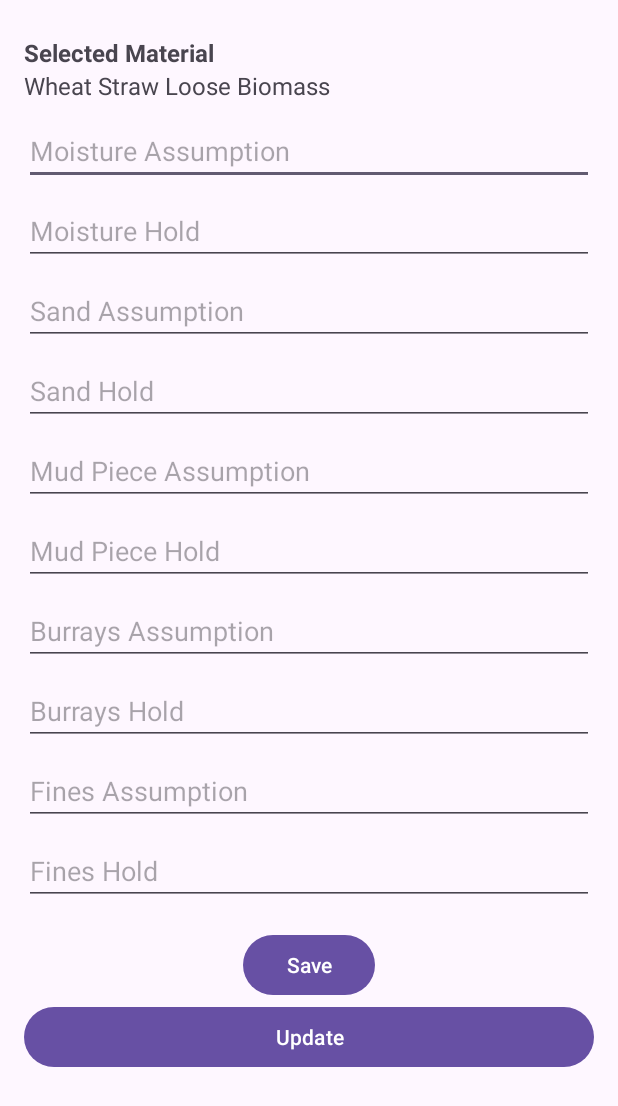
After one commit to umarfarid8/Sarghodha_PC, an Android app: the layout activity_add_assumption_hold.xml on its own in the app's theme, with its tools: preview values and no code run, on a phone screen of 412 x 824 dp. The commit adds this screen. Shown: the top 1106 px of the screen. Run offline under Robolectric (Android 15) with nearby library versions, the light colour scheme and no system bars.

Commit message:
SelectMaterial works both for admin and weighment, Assumption/Hold Limit Can be Added

```diff
--- a/app/src/main/AndroidManifest.xml
+++ b/app/src/main/AndroidManifest.xml
@@ -13,12 +13,14 @@
         android:theme="@style/Base.Theme.SarghodhaPC"
         tools:targetApi="31">
         <activity
+            android:name=".UI.Activities.Add_Assumption_HoldActivity"
+            android:exported="false" />
+        <activity
             android:name=".UI.Activities.Search_Quailty_Activity"
             android:exported="false" />
         <activity
             android:name=".UI.Activities.Add_Weighment_Form"
             android:exported="false" />
-
         <activity
             android:name=".Add_AdminData_form_Activity"
             android:exported="false" />
--- a/app/src/main/java/com/UZdevelopers/sarghodhapc/Repositories/MaterialRespository.kt
+++ b/app/src/main/java/com/UZdevelopers/sarghodhapc/Repositories/MaterialRespository.kt
@@ -38,4 +38,9 @@ class MaterialRespository {
     fun getMaterials() =
         materialCollection.snapshots().map { it.toObjects(Material::class.java)
     }
+
+    fun getMaterail(matName: String) =
+        materialCollection.whereEqualTo("material",matName).snapshots().map {
+            it.toObjects(Material::class.java)
+        }
 }
--- a/app/src/main/java/com/UZdevelopers/sarghodhapc/UI/Activities/MainActivity.kt
+++ b/app/src/main/java/com/UZdevelopers/sarghodhapc/UI/Activities/MainActivity.kt
@@ -29,6 +29,7 @@ class MainActivity : AppCompatActivity() {
         binding = ActivityMainBinding.inflate(layoutInflater)
         setContentView(binding.root)
         if(user != null){
+            Toast.makeText(this, "Welcome ${user!!.role}", Toast.LENGTH_SHORT).show()
             loadHomeFragment(user!!.role!!)  //loading Dashboard based on user role.
         }
 
--- a/app/src/main/java/com/UZdevelopers/sarghodhapc/ViewModels/QualitySearchModelClass.kt
+++ b/app/src/main/java/com/UZdevelopers/sarghodhapc/ViewModels/QualitySearchModelClass.kt
@@ -3,7 +3,9 @@ package com.UZdevelopers.sarghodhapc.ViewModels
 import androidx.lifecycle.ViewModel
 import androidx.lifecycle.viewModelScope
 import com.UZdevelopers.sarghodhapc.Repositories.LoadRepository
+import com.UZdevelopers.sarghodhapc.Repositories.MaterialRespository
 import com.UZdevelopers.sarghodhapc.UI.ModelClass.Load
+import com.UZdevelopers.sarghodhapc.UI.ModelClass.Material
 import kotlinx.coroutines.flow.MutableStateFlow
 import kotlinx.coroutines.flow.catch
 import kotlinx.coroutines.launch
@@ -14,8 +16,9 @@ class QualitySearchModelClass:ViewModel() {
     val failureMessage = MutableStateFlow<String?>(null)
     val loadData = MutableStateFlow<Load?>(null)
     val dataEmpty = MutableStateFlow<Boolean>(false)
+    val material = MutableStateFlow<Material?>(null)
 
-    fun searchRecord(text: String){
+    fun searchEP(text: String){
         viewModelScope.launch {
             loadRespositry.getEPRecord(text).catch {
                 failureMessage.value = it.message
--- /dev/null
+++ b/app/src/main/res/layout/activity_add_assumption_hold.xml
@@ -0,0 +1,155 @@
+<?xml version="1.0" encoding="utf-8"?>
+<androidx.constraintlayout.widget.ConstraintLayout xmlns:android="http://schemas.android.com/apk/res/android"
+    xmlns:app="http://schemas.android.com/apk/res-auto"
+    xmlns:tools="http://schemas.android.com/tools"
+    android:id="@+id/main"
+    android:layout_width="match_parent"
+    android:layout_height="match_parent"
+    tools:context=".UI.Activities.Add_Assumption_HoldActivity"
+    android:padding="16dp">
+
+<ScrollView
+    android:layout_width="match_parent"
+    android:layout_height="match_parent"
+    app:layout_constraintTop_toTopOf="parent"
+    app:layout_constraintBottom_toBottomOf="parent"
+    app:layout_constraintStart_toStartOf="parent"
+    app:layout_constraintEnd_toEndOf="parent">
+
+    <LinearLayout
+        android:layout_width="match_parent"
+        android:layout_height="wrap_content"
+        android:orientation="vertical">
+
+        <!-- Material Dropdown -->
+        <TextView
+            android:id="@+id/textView9"
+            android:layout_width="match_parent"
+            android:layout_height="wrap_content"
+            android:layout_marginTop="8dp"
+            android:text="Selected Material"
+            android:textSize="16sp"
+            android:textStyle="bold"
+            app:layout_constraintStart_toStartOf="parent"
+            app:layout_constraintTop_toBottomOf="@+id/epNumber1" />
+
+        <TextView
+            android:id="@+id/selectedMaterial2"
+            android:layout_width="match_parent"
+            android:layout_height="wrap_content"
+            android:text="Wheat Straw Loose Biomass"
+            android:textSize="16sp"
+            app:layout_constraintBottom_toBottomOf="@+id/textView6"
+            app:layout_constraintStart_toEndOf="@+id/textView6"
+            app:layout_constraintTop_toTopOf="@+id/textView6" />
+
+        <!-- Moisture Assumption -->
+        <EditText
+            android:id="@+id/et_moistureAssumptionL"
+            android:layout_width="match_parent"
+            android:layout_height="wrap_content"
+            android:layout_marginTop="10dp"
+            android:hint="Moisture Assumption"
+            android:inputType="numberDecimal"
+            android:layout_marginBottom="8dp" />
+
+        <!-- Moisture Hold -->
+        <EditText
+            android:id="@+id/et_moistureHoldL"
+            android:layout_width="match_parent"
+            android:layout_height="wrap_content"
+            android:hint="Moisture Hold"
+            android:inputType="numberDecimal"
+            android:layout_marginBottom="8dp" />
+
+        <!-- Sand Assumption -->
+        <EditText
+            android:id="@+id/et_sandAssumptionL"
+            android:layout_width="match_parent"
+            android:layout_height="wrap_content"
+            android:hint="Sand Assumption"
+            android:inputType="numberDecimal"
+            android:layout_marginBottom="8dp" />
+
+        <!-- Sand Hold -->
+        <EditText
+            android:id="@+id/et_sandHoldL"
+            android:layout_width="match_parent"
+            android:layout_height="wrap_content"
+            android:hint="Sand Hold"
+            android:inputType="numberDecimal"
+            android:layout_marginBottom="8dp" />
+
+        <!-- Mud Piece Assumption -->
+        <EditText
+            android:id="@+id/et_mudPieceAssumptionL"
+            android:layout_width="match_parent"
+            android:layout_height="wrap_content"
+            android:hint="Mud Piece Assumption"
+            android:inputType="numberDecimal"
+            android:layout_marginBottom="8dp" />
+
+        <!-- Mud Piece Hold -->
+        <EditText
+            android:id="@+id/et_mudPieceHoldL"
+            android:layout_width="match_parent"
+            android:layout_height="wrap_content"
+            android:hint="Mud Piece Hold"
+            android:inputType="numberDecimal"
+            android:layout_marginBottom="8dp" />
+
+        <!-- Burrays Assumption -->
+        <EditText
+            android:id="@+id/et_burraysAssumptionL"
+            android:layout_width="match_parent"
+            android:layout_height="wrap_content"
+            android:hint="Burrays Assumption"
+            android:inputType="numberDecimal"
+            android:layout_marginBottom="8dp" />
+
+        <!-- Burrays Hold -->
+        <EditText
+            android:id="@+id/et_burraysHoldL"
+            android:layout_width="match_parent"
+            android:layout_height="wrap_content"
+            android:hint="Burrays Hold"
+            android:inputType="numberDecimal"
+            android:layout_marginBottom="8dp" />
+
+        <!-- Fines Assumption -->
+        <EditText
+            android:id="@+id/et_finesAssumptionL"
+            android:layout_width="match_parent"
+            android:layout_height="wrap_content"
+            android:hint="Fines Assumption"
+            android:inputType="numberDecimal"
+            android:layout_marginBottom="8dp" />
+
+        <!-- Fines Hold -->
+        <EditText
+            android:id="@+id/et_finesHoldL"
+            android:layout_width="match_parent"
+            android:layout_height="wrap_content"
+            android:hint="Fines Hold"
+            android:inputType="numberDecimal"
+            android:layout_marginBottom="16dp" />
+
+        <!-- Save Button -->
+        <Button
+            android:id="@+id/button_save"
+            android:layout_width="wrap_content"
+            android:layout_height="wrap_content"
+            android:text="Save"
+            android:layout_gravity="center_horizontal" />
+
+        <Button
+            android:id="@+id/buttonupdate"
+            android:layout_width="match_parent"
+            android:layout_height="wrap_content"
+            android:layout_gravity="center_horizontal"
+            android:text="Update" />
+
+    </LinearLayout>
+</ScrollView>
+
+</androidx.constraintlayout.widget.ConstraintLayout>
--- a/app/src/main/res/layout/activity_add_quality_form.xml
+++ b/app/src/main/res/layout/activity_add_quality_form.xml
@@ -305,7 +305,7 @@
 
             <!-- Save Button -->
             <Button
-                android:id="@+id/button_save"
+                android:id="@+id/buttonSave"
                 android:layout_width="wrap_content"
                 android:layout_height="wrap_content"
                 android:text="Save"
--- a/app/src/main/res/layout/fragment_admin__dashboard_.xml
+++ b/app/src/main/res/layout/fragment_admin__dashboard_.xml
@@ -89,12 +89,12 @@
                     app:layout_constraintTop_toTopOf="parent" />
 
                 <TextView
-                    android:id="@+id/textView_assign_roles"
+                    android:id="@+id/addLimits"
                     android:layout_width="wrap_content"
                     android:layout_height="wrap_content"
                     android:layout_marginBottom="16dp"
                     android:fontFamily="@font/poppins_semibold"
-                    android:text="Assign Roles"
+                    android:text="Set/Edit Limits"
                     android:textColor="#000000"
                     android:textSize="14sp"
                     app:layout_constraintBottom_toBottomOf="parent"
```
Also changed, not shown: app/src/main/java/com/UZdevelopers/sarghodhapc/UI/Activities/Add_Assumption_HoldActivity.kt (added, +232 -0 lines), app/src/main/java/com/UZdevelopers/sarghodhapc/UI/Activities/Add_Quality_form.kt (+90 -2 lines), app/src/main/java/com/UZdevelopers/sarghodhapc/UI/Activities/Search_Quailty_Activity.kt (+7 -1 lines), app/src/main/java/com/UZdevelopers/sarghodhapc/UI/Activities/SelectMaterial.kt (+16 -6 lines), app/src/main/java/com/UZdevelopers/sarghodhapc/UI/Fragments/Admin_Dashboard_Fragment.kt (+14 -42 lines), app/src/main/java/com/UZdevelopers/sarghodhapc/ViewModels/AddQualityDataViewModel.kt (added, +46 -0 lines), app/src/main/java/com/UZdevelopers/sarghodhapc/ViewModels/LimitViewModel.kt (added, +56 -0 lines).
